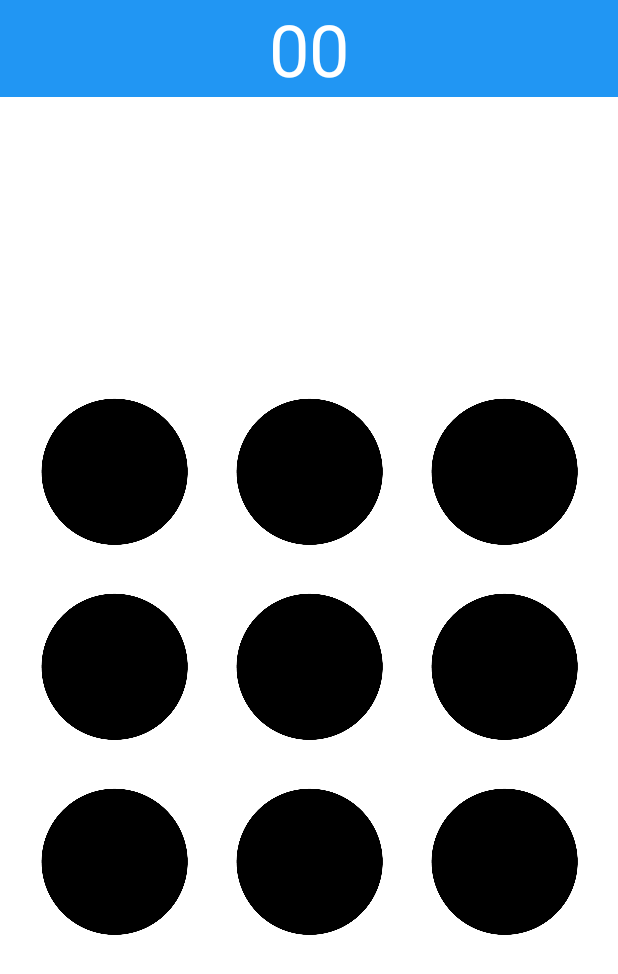
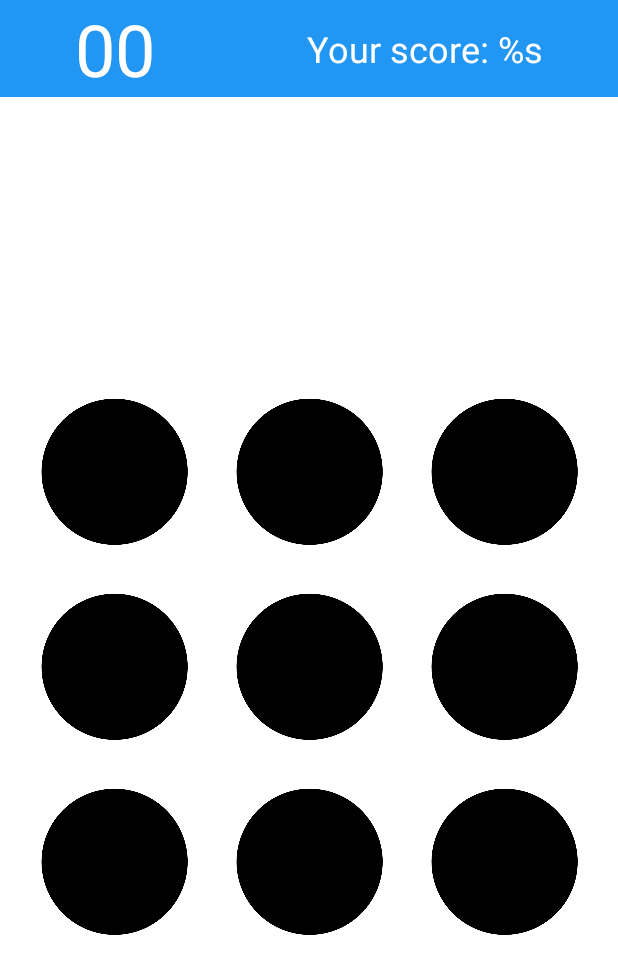
Before and after one commit to Levox98/Whack-a-mole, an Android app: the layout fragment_game.xml on its own in the app's theme, with its tools: preview values and no code run, on a phone screen of 412 x 824 dp. Shown: the top 974 px of the screen. Run offline under Robolectric (Android 15) with nearby library versions, the phone set to English and light mode, and no system bars.

Commit message:
Small tweaks and additions

```diff
--- a/app/src/main/java/com/levox/whackamole/presentation/viewmodel/GameViewModel.kt
+++ b/app/src/main/java/com/levox/whackamole/presentation/viewmodel/GameViewModel.kt
@@ -1,4 +1,8 @@
 package com.levox.whackamole.presentation.viewmodel
 
-class GameViewModel {
+import androidx.lifecycle.ViewModel
+
+class GameViewModel : ViewModel() {
+
+
 }
--- a/app/src/main/res/layout/fragment_game.xml
+++ b/app/src/main/res/layout/fragment_game.xml
@@ -11,19 +11,39 @@
         android:layout_width="match_parent"
         android:layout_height="match_parent">
 
-        <TextView
-            android:id="@+id/tv_timer"
-            android:layout_width="0dp"
+        <LinearLayout
+            android:id="@+id/cl_top_part"
+            android:layout_width="match_parent"
             android:layout_height="wrap_content"
-            android:background="#F44336"
-            android:backgroundTint="#2196F3"
-            android:text="@string/timer"
-            android:textAlignment="center"
-            android:textColor="#FFFFFF"
-            android:textSize="48sp"
+            android:background="#2196F3"
+            android:orientation="horizontal"
+            android:weightSum="10"
             app:layout_constraintEnd_toEndOf="parent"
             app:layout_constraintStart_toStartOf="parent"
-            app:layout_constraintTop_toTopOf="parent" />
+            app:layout_constraintTop_toTopOf="parent">
+
+            <TextView
+                android:id="@+id/tv_timer"
+                android:layout_width="wrap_content"
+                android:layout_height="wrap_content"
+                android:layout_weight="5"
+                android:text="@string/timer"
+                android:textAlignment="center"
+                android:textColor="#FFFFFF"
+                android:textSize="48sp"/>
+
+            <TextView
+                android:id="@+id/tv_score"
+                android:layout_width="wrap_content"
+                android:layout_height="wrap_content"
+                android:layout_weight="5"
+                android:text="@string/score"
+                android:layout_gravity="center"
+                android:textAlignment="center"
+                android:textColor="#FFFFFF"
+                android:textSize="24sp" />
+
+        </LinearLayout>
 
         <androidx.constraintlayout.widget.ConstraintLayout
             android:id="@+id/cl_playing_field"
@@ -32,7 +52,7 @@
             app:layout_constraintBottom_toBottomOf="parent"
             app:layout_constraintEnd_toEndOf="parent"
             app:layout_constraintStart_toStartOf="parent"
-            app:layout_constraintTop_toBottomOf="@+id/tv_timer">
+            app:layout_constraintTop_toBottomOf="@+id/cl_top_part">
 
             <ImageView
                 android:id="@+id/hole_1"
--- a/app/src/main/res/navigation/nav_graph.xml
+++ b/app/src/main/res/navigation/nav_graph.xml
@@ -3,7 +3,7 @@
     xmlns:app="http://schemas.android.com/apk/res-auto"
     xmlns:tools="http://schemas.android.com/tools"
     android:id="@+id/nav_graph"
-    app:startDestination="@id/gameFinishedFragment">
+    app:startDestination="@id/startFragment">
 
     <fragment
         android:id="@+id/gameFinishedFragment"
```
Also changed, not shown: app/src/main/java/com/levox/whackamole/data/AppPreferences.kt (added, +25 -0 lines).
